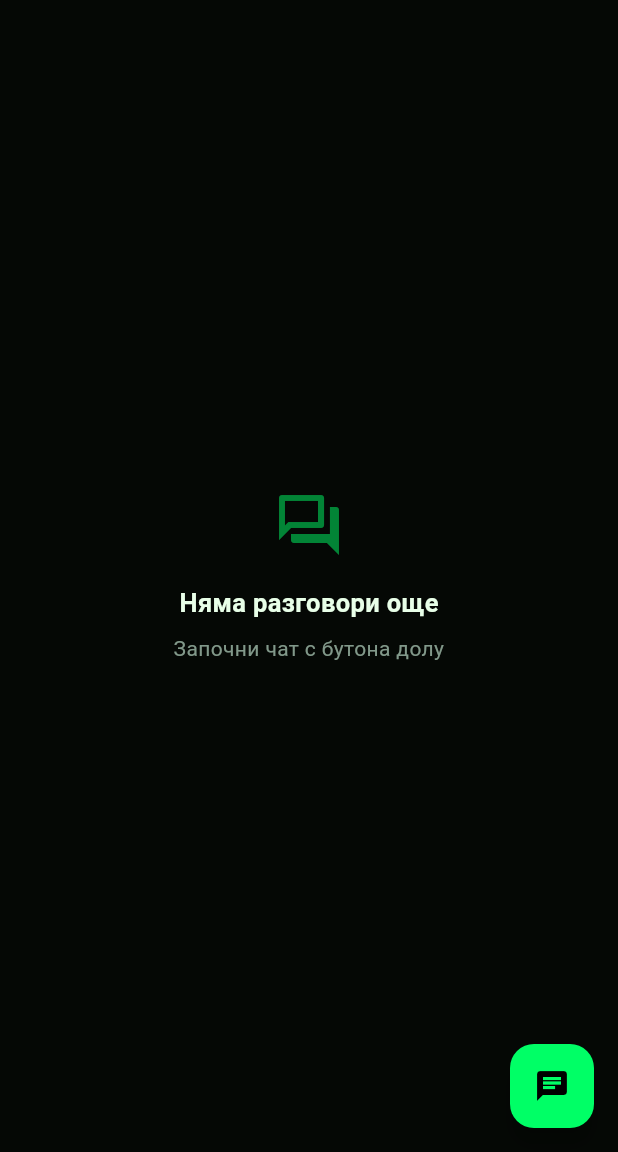
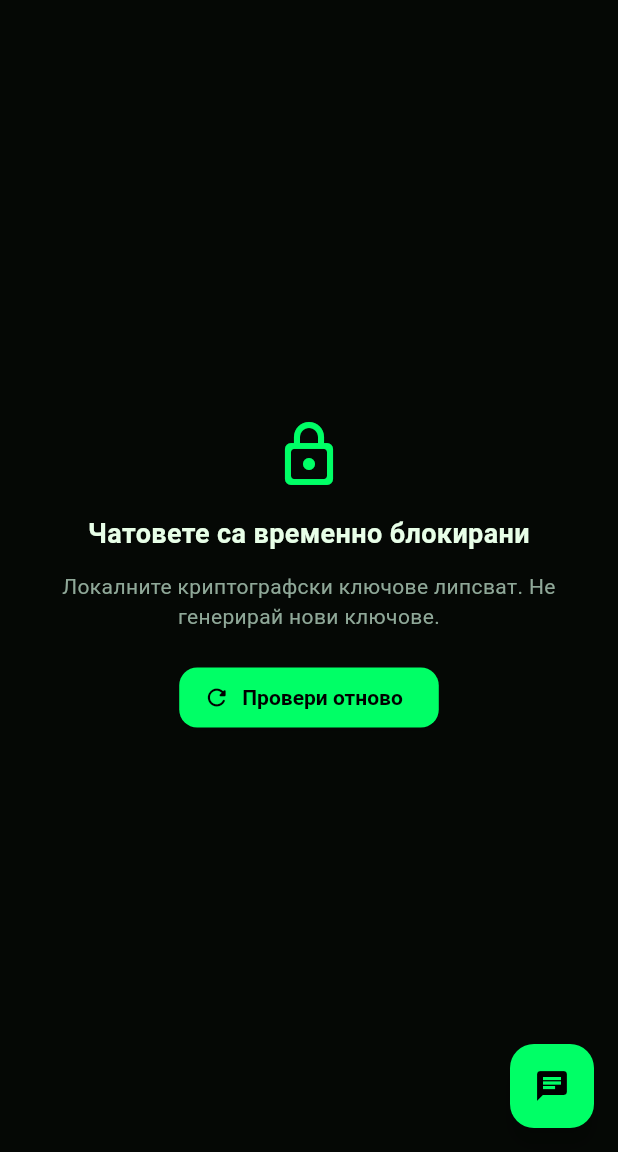
Before and after one commit to Aleksey-Kostov/Criptivo, a Flutter app: the screen it shows once a user with an empty profile is signed in, on a phone screen of 412 x 824 dp, the part 84-1236 px from its top. Run offline on Flutter 3.47's test engine with Material 3 defaults, Android fonts, the phone set to English and light mode, and no system bars; our stand-ins replace emoji_picker_flutter, file_picker, flutter_secure_storage, image_picker, open_filex, permission_handler and 5 more; missing offline and left inert: cryptography, record; accounts and stored records are empty; statements that could not run were skipped.

Commit message:
fix: improve UI and fix bugs

```diff
--- a/lib/core/auth/auth_service.dart
+++ b/lib/core/auth/auth_service.dart
@@ -18,14 +18,14 @@ enum KeySyncStatus {
   /// Локалната двойка ключове е невалидна или непълна.
   invalidLocal,
 
-  /// Грешка при комуникация със Supabase или при синхронизацията.
+  /// Грешка при комуникация със Supabase или синхронизацията.
   error,
 }
 
 class AuthService {
   static final _supabase = Supabase.instance.client;
 
-  /// Последен резултат от sync на публичния ключ.
+  /// Последен резултат от синхронизацията на публичния ключ.
   static KeySyncStatus lastKeySyncStatus = KeySyncStatus.ok;
 
   static Future<bool> isUsernameAvailable(String username) async {
@@ -49,6 +49,9 @@ class AuthService {
     String? displayName,
   }) async {
     final normalizedUsername = username.trim().toLowerCase();
+    final normalizedDisplayName = displayName?.trim().isNotEmpty == true
+        ? displayName!.trim()
+        : normalizedUsername;
 
     final available = await isUsernameAvailable(normalizedUsername);
 
@@ -56,13 +59,13 @@ class AuthService {
       throw StateError('Този username вече е зает');
     }
 
-    // Генерираме ключове само когато и двата липсват.
+    // Генерираме ключове само ако и двата липсват.
     // Непълна или невалидна идентичност прекратява регистрацията.
     if (!await KeyManager.hasKeys()) {
       await KeyManager.generateAndStoreKeys();
     }
 
-    // Проверяваме двойката отново, преди да публикуваме публичния ключ.
+    // Повторна проверка преди публикуване на публичния ключ.
     if (!await KeyManager.hasKeys()) {
       throw StateError(
         'Криптографските ключове не са налични. '
@@ -80,47 +83,59 @@ class AuthService {
     }
 
     final response = await _supabase.auth.signUp(
-      email: email,
+      email: email.trim(),
       password: password,
       data: {
         'username': normalizedUsername,
-        'display_name': displayName ?? normalizedUsername,
+        'display_name': normalizedDisplayName,
       },
     );
 
     final user = response.user;
 
     if (user != null) {
-      await _supabase
+      final result = await _supabase
           .from('profiles')
           .update({
             'public_key': publicKey,
             'username': normalizedUsername,
-            'display_name': displayName ?? normalizedUsername,
+            'display_name': normalizedDisplayName,
           })
-          .eq('id', user.id);
+          .eq('id', user.id)
+          .select('id')
+          .maybeSingle();
+
+      if (result == null) {
+        lastKeySyncStatus = KeySyncStatus.error;
+
+        throw StateError(
+          'Акаунтът е създаден, но профилът не беше актуализиран. '
+          'Не изтривай и не генерирай нови ключове. '
+          'Провери профила и настройките за достъп в Supabase.',
+        );
+      }
+
+      lastKeySyncStatus = KeySyncStatus.ok;
+    } else {
+      // При изискване за потвърждение на имейл Supabase
+      // може да не върне потребител веднага.
+      lastKeySyncStatus = KeySyncStatus.error;
     }
-
-    lastKeySyncStatus = KeySyncStatus.ok;
 
     return response;
   }
 
   /// Входът не генерира нова криптографска идентичност.
+  ///
+  /// Синхронизацията се извършва от HomePage._init().
   static Future<AuthResponse> signIn({
     required String email,
     required String password,
   }) async {
-    final response = await _supabase.auth.signInWithPassword(
-      email: email,
+    return _supabase.auth.signInWithPassword(
+      email: email.trim(),
       password: password,
     );
-
-    if (response.session != null) {
-      await syncPublicKeyToProfile();
-    }
-
-    return response;
   }
 
   /// Безопасно синхронизира локалния публичен ключ с профила.
@@ -135,11 +150,11 @@ class AuthService {
     final user = currentUser;
 
     if (user == null) {
-      lastKeySyncStatus = KeySyncStatus.missingLocal;
+      lastKeySyncStatus = KeySyncStatus.error;
       return lastKeySyncStatus;
     }
 
-    final String local;
+    late final String local;
 
     // Първо валидираме локалната криптографска идентичност.
     try {
@@ -178,7 +193,14 @@ class AuthService {
           .eq('id', user.id)
           .maybeSingle();
 
-      final remote = row?['public_key'] as String?;
+      if (row == null) {
+        debugPrint('Criptivo: профилът на потребителя не беше намерен.');
+
+        lastKeySyncStatus = KeySyncStatus.error;
+        return lastKeySyncStatus;
+      }
+
+      final remote = row['public_key'] as String?;
 
       if (remote == null || remote.isEmpty) {
         final result = await _supabase
@@ -188,12 +210,10 @@ class AuthService {
             .select('id')
             .maybeSingle();
 
-        // UPDATE може да не промени ред, например заради RLS
-        // или ако профилът не съществува.
         if (result == null) {
           debugPrint(
             'Criptivo: публичният ключ не е публикуван. '
-            'Профилът липсва или записът не е разрешен.',
+            'Записът не е потвърден.',
           );
 
           lastKeySyncStatus = KeySyncStatus.error;
@@ -232,9 +252,9 @@ class AuthService {
 
   /// Публикува локалния ключ след изрично потвърдено възстановяване.
   ///
-  /// ВНИМАНИЕ: този метод заменя публичния ключ в профила.
-  /// Извиквай го само след успешно възстановяване на правилната
-  /// идентичност и изрично потвърждение от потребителя.
+  /// ВНИМАНИЕ: заменя публичния ключ в профила.
+  /// Използвай само след възстановяване на правилната идентичност
+  /// и изрично потвърждение от потребителя.
   static Future<void> forcePublishLocalPublicKey() async {
     final user = currentUser;
 
--- a/lib/features/home/home_page.dart
+++ b/lib/features/home/home_page.dart
@@ -22,6 +22,10 @@ class HomePage extends StatefulWidget {
 class _HomePageState extends State<HomePage> {
   List<Map<String, dynamic>> _conversations = [];
   bool _loading = true;
+  bool _keySyncInProgress = false;
+  bool _initializationInProgress = false;
+
+  KeySyncStatus _keySyncStatus = KeySyncStatus.error;
 
   final Set<String> _unread = {};
   final Set<String> _notifiedMessageIds = {};
@@ -43,28 +47,59 @@ class _HomePageState extends State<HomePage> {
   }
 
   Future<void> _init() async {
+    if (_initializationInProgress) return;
+
+    _initializationInProgress = true;
+
+    if (mounted) {
+      setState(() => _loading = true);
+    }
+
+    try {
       await ConversationPreviewStore.load();
 
       if (!mounted) return;
 
-    await _forceSyncKey();
+      final status = await _forceSyncKey();
+
       if (!mounted) return;
 
+      if (status != KeySyncStatus.ok) {
+        setState(() => _loading = false);
+        return;
+      }
+
       await _loadConversations();
+
       if (!mounted) return;
 
       _subscribeToNewMessages();
       _subscribeToReactions();
       _startPoll();
+    } finally {
+      _initializationInProgress = false;
+    }
   }
 
-  /// Безопасна синхронизация на локалния и сървърния публичен ключ.
+  /// Безопасно проверява локалния и сървърния публичен ключ.
   ///
   /// Не генерира нова идентичност и не презаписва автоматично
   /// съществуващия сървърен публичен ключ.
-  Future<void> _forceSyncKey() async {
+  Future<KeySyncStatus> _forceSyncKey() async {
+    if (_keySyncInProgress) {
+      return _keySyncStatus;
+    }
+
+    _keySyncInProgress = true;
+
     try {
       final status = await AuthService.syncPublicKeyToProfile();
+
+      if (!mounted) return status;
+
+      setState(() {
+        _keySyncStatus = status;
+      });
 
       switch (status) {
         case KeySyncStatus.ok:
@@ -73,35 +108,39 @@ class _HomePageState extends State<HomePage> {
 
         case KeySyncStatus.mismatch:
           debugPrint(
-            'Criptivo: открито е несъответствие на публичните ключове. '
-            'Сървърният ключ не е променен. '
-            'Необходимо е възстановяване на правилния ключ от backup.',
+            'Criptivo: несъответствие на публичните ключове. '
+            'Сървърният ключ не е променен.',
           );
           break;
 
         case KeySyncStatus.missingLocal:
-          debugPrint(
-            'Criptivo: локалните криптографски ключове липсват. '
-            'Не се генерира автоматично нова самоличност.',
-          );
+          debugPrint('Criptivo: локалните криптографски ключове липсват.');
           break;
 
         case KeySyncStatus.invalidLocal:
           debugPrint(
-            'Criptivo: локалната криптографска идентичност е невалидна. '
-            'Публичният ключ няма да бъде публикуван.',
+            'Criptivo: локалната криптографска идентичност е невалидна.',
           );
           break;
 
         case KeySyncStatus.error:
-          debugPrint(
-            'Criptivo: синхронизацията на публичния ключ не успя. '
-            'Провери връзката и опитай отново.',
-          );
+          debugPrint('Criptivo: синхронизацията на публичния ключ не успя.');
           break;
       }
+
+      return status;
     } catch (e) {
-      debugPrint('Criptivo: безопасната синхронизация се провали: $e');
+      debugPrint('Criptivo: синхронизацията се провали: $e');
+
+      if (mounted) {
+        setState(() {
+          _keySyncStatus = KeySyncStatus.error;
+        });
+      }
+
+      return KeySyncStatus.error;
+    } finally {
+      _keySyncInProgress = false;
     }
   }
 
@@ -169,6 +208,8 @@ class _HomePageState extends State<HomePage> {
           schema: 'public',
           table: 'messages',
           callback: (payload) {
+            if (!mounted || _keySyncStatus != KeySyncStatus.ok) return;
+
             final row = Map<String, dynamic>.from(payload.newRecord);
             final senderId = row['sender_id'] as String?;
             final conversationId = row['conversation_id'] as String?;
@@ -209,6 +250,8 @@ class _HomePageState extends State<HomePage> {
           schema: 'public',
           table: 'message_reactions',
           callback: (payload) async {
+            if (!mounted || _keySyncStatus != KeySyncStatus.ok) return;
+
             final row = Map<String, dynamic>.from(payload.newRecord);
             final reactionId = row['id'] as String?;
             final messageId = row['message_id'] as String?;
@@ -226,6 +269,7 @@ class _HomePageState extends State<HomePage> {
                   .eq('id', messageId)
                   .maybeSingle();
 
+              if (!mounted || _keySyncStatus != KeySyncStatus.ok) return;
               if (msg == null) return;
               if (msg['sender_id'] != myId) return;
 
@@ -282,14 +326,14 @@ class _HomePageState extends State<HomePage> {
     _pollTimer?.cancel();
 
     _pollTimer = Timer.periodic(const Duration(seconds: 4), (_) {
-      if (mounted) {
+      if (mounted && _keySyncStatus == KeySyncStatus.ok) {
         _loadConversations(quiet: true);
       }
     });
   }
 
   void _onIncomingMessage(String conversationId) {
-    if (!mounted) return;
+    if (!mounted || _keySyncStatus != KeySyncStatus.ok) return;
     if (conversationId == _activeConversationId) return;
 
     setState(() {
@@ -353,16 +397,59 @@ class _HomePageState extends State<HomePage> {
   }
 
   Future<void> _openChat(Map<String, dynamic> item) async {
-    final conversationId = item['conversation_id'] as String;
+    if (_keySyncInProgress ||
+        _keySyncStatus != KeySyncStatus.ok ||
+        _initializationInProgress) {
+      return;
+    }
+
+    final conversationId = item['conversation_id'] as String?;
+
+    if (conversationId == null || conversationId.isEmpty) return;
 
     _clearNotificationUi();
 
+    final previousConversationId = _activeConversationId;
+
     setState(() {
+      _activeConversationId = conversationId;
       _unread.remove(conversationId);
-      _activeConversationId = conversationId;
     });
 
-    await _forceSyncKey();
+    final status = await _forceSyncKey();
+
+    if (!mounted) return;
+
+    if (status != KeySyncStatus.ok) {
+      setState(() {
+        _activeConversationId = previousConversationId;
+      });
+
+      _clearNotificationUi();
+
+      final message = switch (status) {
+        KeySyncStatus.mismatch =>
+          'Ключовете не съвпадат. Възстанови правилната идентичност от backup.',
+        KeySyncStatus.missingLocal =>
+          'Локалните ключове липсват. Не генерирай нова идентичност.',
+        KeySyncStatus.invalidLocal =>
+          'Локалните ключове са невалидни. Провери възстановяването им.',
+        KeySyncStatus.error =>
+          'Неуспешна проверка на ключовете. Провери връзката и опитай отново.',
+        KeySyncStatus.ok => '',
+      };
+
+      ScaffoldMessenger.of(context).showSnackBar(
+        SnackBar(
+          content: Text(message),
+          backgroundColor: CriptivoColors.surfaceLight,
+          behavior: SnackBarBehavior.floating,
+          duration: const Duration(seconds: 5),
+        ),
+      );
+
+      return;
+    }
 
     final other = item['other_user'] as Map<String, dynamic>?;
     final otherId = other?['id'] as String? ?? item['other_user_id'] as String?;
@@ -409,7 +496,7 @@ class _HomePageState extends State<HomePage> {
   }
 
   Future<void> _loadConversations({bool quiet = false}) async {
-    if (!mounted) return;
+    if (!mounted || _keySyncStatus != KeySyncStatus.ok) return;
 
     if (!quiet) {
       setState(() => _loading = true);
@@ -418,7 +505,7 @@ class _HomePageState extends State<HomePage> {
     try {
       final list = await ChatService.getMyConversations();
 
-      if (!mounted) return;
+      if (!mounted || _keySyncStatus != KeySyncStatus.ok) return;
 
       if (quiet && _conversations.isNotEmpty) {
         for (final item in list) {
@@ -465,10 +552,7 @@ class _HomePageState extends State<HomePage> {
 
       setState(() {
         _conversations = list;
-
-        if (!quiet) {
         _loading = false;
-        }
       });
     } catch (e) {
       debugPrint('Грешка при зареждане на разговори: $e');
@@ -488,6 +572,59 @@ class _HomePageState extends State<HomePage> {
     _reactionsChannel?.unsubscribe();
     _searchController.dispose();
     super.dispose();
+  }
+
+  Widget _buildKeySyncError() {
+    final message = switch (_keySyncStatus) {
+      KeySyncStatus.mismatch => 'Локалният ключ не съвпада със сървърния. Необходимо е безопасно възстановяване.',
+      KeySyncStatus.missingLocal =>
+        'Локалните криптографски ключове липсват. Не генерирай нови ключове.',
+      KeySyncStatus.invalidLocal =>
+        'Локалната криптографска идентичност е невалидна.',
+      KeySyncStatus.error =>
+        'Проверката на криптографската идентичност не успя.',
+      KeySyncStatus.ok => '',
+    };
+
+    return Center(
+      child: Padding(
+        padding: const EdgeInsets.all(24),
+        child: Column(
+          mainAxisSize: MainAxisSize.min,
+          children: [
+            const Icon(
+              Icons.lock_outline_rounded,
+              size: 48,
+              color: CriptivoColors.neon,
+            ),
+            const SizedBox(height: 16),
+            const Text(
+              'Чатовете са временно блокирани',
+              textAlign: TextAlign.center,
+              style: TextStyle(
+                color: CriptivoColors.textPrimary,
+                fontSize: 18,
+                fontWeight: FontWeight.w600,
+              ),
+            ),
+            const SizedBox(height: 12),
+            Text(
+              message,
+              textAlign: TextAlign.center,
+              style: const TextStyle(color: CriptivoColors.textSecondary),
+            ),
+            const SizedBox(height: 20),
+            ElevatedButton.icon(
+              onPressed: _initializationInProgress || _keySyncInProgress
+                  ? null
+                  : _init,
+              icon: const Icon(Icons.refresh_rounded),
+              label: const Text('Провери отново'),
+            ),
+          ],
+        ),
+      ),
+    );
   }
 
   Widget _buildAvatar(Map<String, dynamic>? other, String name) {
@@ -633,6 +770,8 @@ class _HomePageState extends State<HomePage> {
           ? const Center(
               child: CircularProgressIndicator(color: CriptivoColors.neon),
             )
+          : _keySyncStatus != KeySyncStatus.ok
+          ? _buildKeySyncError()
           : Column(
               children: [
                 if (_conversations.isNotEmpty) _buildSearchBar(),
@@ -752,7 +891,9 @@ class _HomePageState extends State<HomePage> {
               ],
             ),
       floatingActionButton: FloatingActionButton(
-        onPressed: () async {
+        onPressed: _keySyncStatus != KeySyncStatus.ok || _loading
+            ? null
+            : () async {
                 await Navigator.push(
                   context,
                   MaterialPageRoute(builder: (_) => const NewChatPage()),
--- a/lib/main.dart
+++ b/lib/main.dart
@@ -1,9 +1,6 @@
-import 'dart:async';
-
 import 'package:flutter/material.dart';
 import 'package:supabase_flutter/supabase_flutter.dart';
 
-import 'core/auth/auth_service.dart';
 import 'core/crypto/key_manager.dart';
 import 'core/supabase_config.dart';
 import 'core/theme/chat_background_style.dart';
@@ -18,6 +15,7 @@ Future<void> main() async {
     url: SupabaseConfig.url,
     publishableKey: SupabaseConfig.anonKey,
   );
+
   // Генерира ключове само ако липсват локално.
   await KeyManager.ensureKeys();
 
@@ -45,16 +43,8 @@ class CriptivoApp extends StatelessWidget {
   }
 }
 
-class AuthGate extends StatefulWidget {
+class AuthGate extends StatelessWidget {
   const AuthGate({super.key});
-
-  @override
-  State<AuthGate> createState() => _AuthGateState();
-}
-
-class _AuthGateState extends State<AuthGate> {
-  bool _synced = false;
-  String? _syncedUserId;
 
   @override
   Widget build(BuildContext context) {
@@ -62,21 +52,10 @@ class _AuthGateState extends State<AuthGate> {
       stream: Supabase.instance.client.auth.onAuthStateChange,
       builder: (context, snapshot) {
         final session = Supabase.instance.client.auth.currentSession;
-        final userId = session?.user.id;
 
-        if (session != null && userId != null) {
-          // Синхронизира публичния ключ веднъж за всеки потребител.
-          if (!_synced || _syncedUserId != userId) {
-            _synced = true;
-            _syncedUserId = userId;
-            unawaited(AuthService.syncPublicKeyToProfile());
-          }
-
+        if (session != null) {
           return const HomePage();
         }
-
-        _synced = false;
-        _syncedUserId = null;
 
         return const LoginPage();
       },
```
Lines whose indentation alone changed are shown as unchanged.
